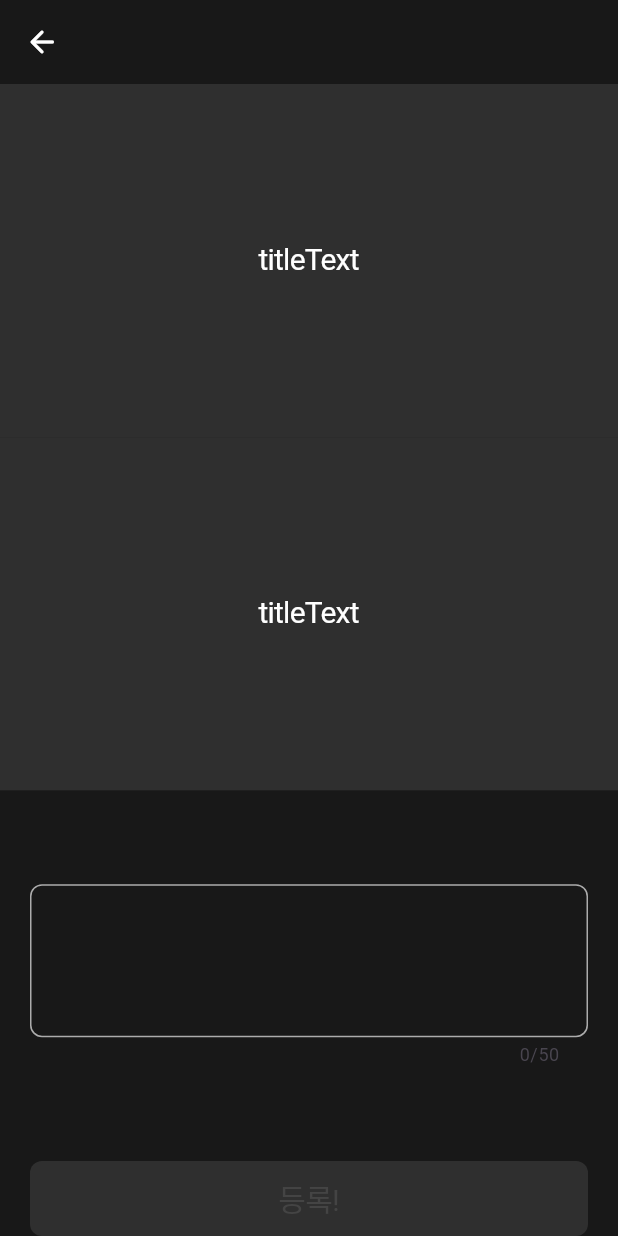
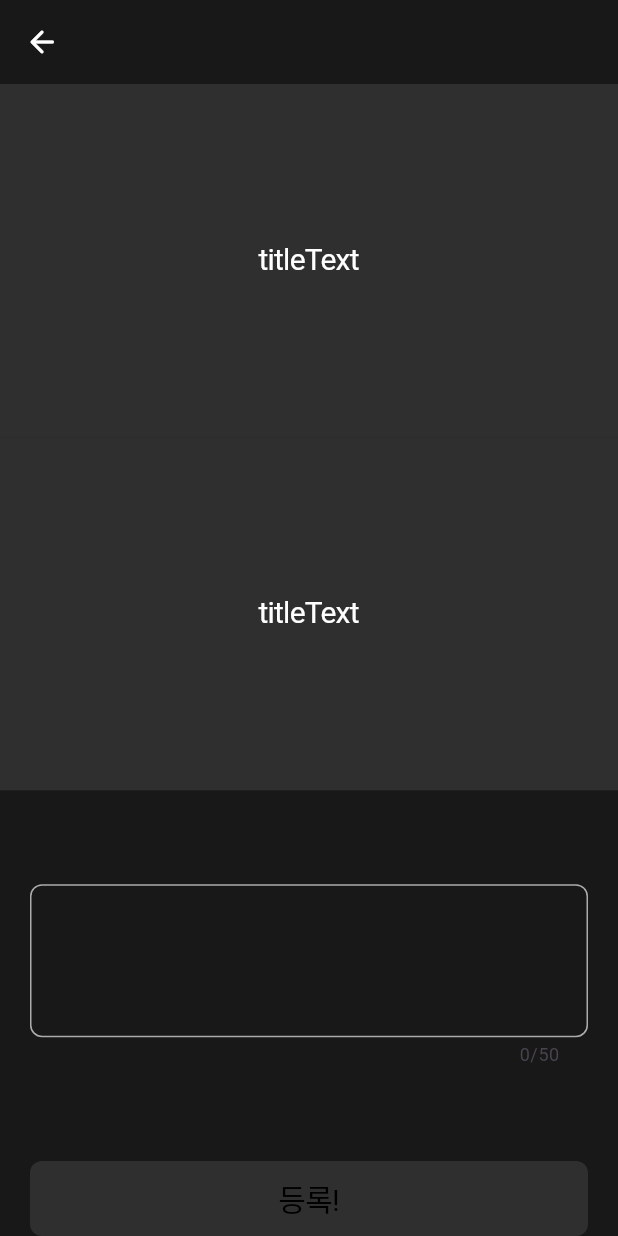
Before and after one commit to NOGUEN/dilemma_cafe, a Flutter app: the screen it shows after launch, after a tap on "오늘의 딜레마", on a phone screen of 412 x 824 dp. Run offline on Flutter 3.47's test engine with Material 3 defaults, Android fonts, the light colour scheme and no system bars; our stand-ins replace flutter_svg; Roboto replaces fonts that are missing (Jalnan).

Commit message:
refactor: 색상 이름 변경 grey -> gray

```diff
--- a/lib/ui/design_system/app_colors.dart
+++ b/lib/ui/design_system/app_colors.dart
@@ -4,11 +4,10 @@ class AppColors {
   static const Color primary = Color(0xFF31E5AF);
   static const Color background = Color(0xFF181818);
 
-  static const Color black = Color(0xFF444444);
+  static const Color black = Color(0xFF000000);
   static const Color white = Color(0xFFFFFFFF);
-  static const Color trueBlack = Color(0xFF000000);
 
-  static const Color grey = Color(0xFFACACAC);
+  static const Color gray = Color(0xFFACACAC);
   static const Color lightGray = Color(0xFFF6F6F6);
   static const Color darkGray = Color(0xFF2F2F2F);
 
--- a/lib/ui/widgets/dillema_list_cell.dart
+++ b/lib/ui/widgets/dillema_list_cell.dart
@@ -49,7 +49,7 @@ class DillemaListCell extends StatelessWidget {
                       Text(
                         "$likeCount",
                         style: AppTextStyles.captionMedium.copyWith(
-                          color: AppColors.grey,
+                          color: AppColors.gray,
                         ),
                       ),
                     ],
@@ -60,7 +60,7 @@ class DillemaListCell extends StatelessWidget {
                       Text(
                         "$participateCount명 참여",
                         style: AppTextStyles.captionMedium.copyWith(
-                          color: AppColors.grey,
+                          color: AppColors.gray,
                         ),
                       ),
                     ],
--- a/lib/ui/widgets/dillema_textfield.dart
+++ b/lib/ui/widgets/dillema_textfield.dart
@@ -29,7 +29,7 @@ class DillemaTextfield extends StatelessWidget {
           borderRadius: BorderRadius.circular(AppValues.boxBorderRadius),
         ),
         enabledBorder: OutlineInputBorder(
-          borderSide: const BorderSide(color: AppColors.grey, width: 1),
+          borderSide: const BorderSide(color: AppColors.gray, width: 1),
           borderRadius: BorderRadius.circular(AppValues.boxBorderRadius),
         ),
       ),
```
